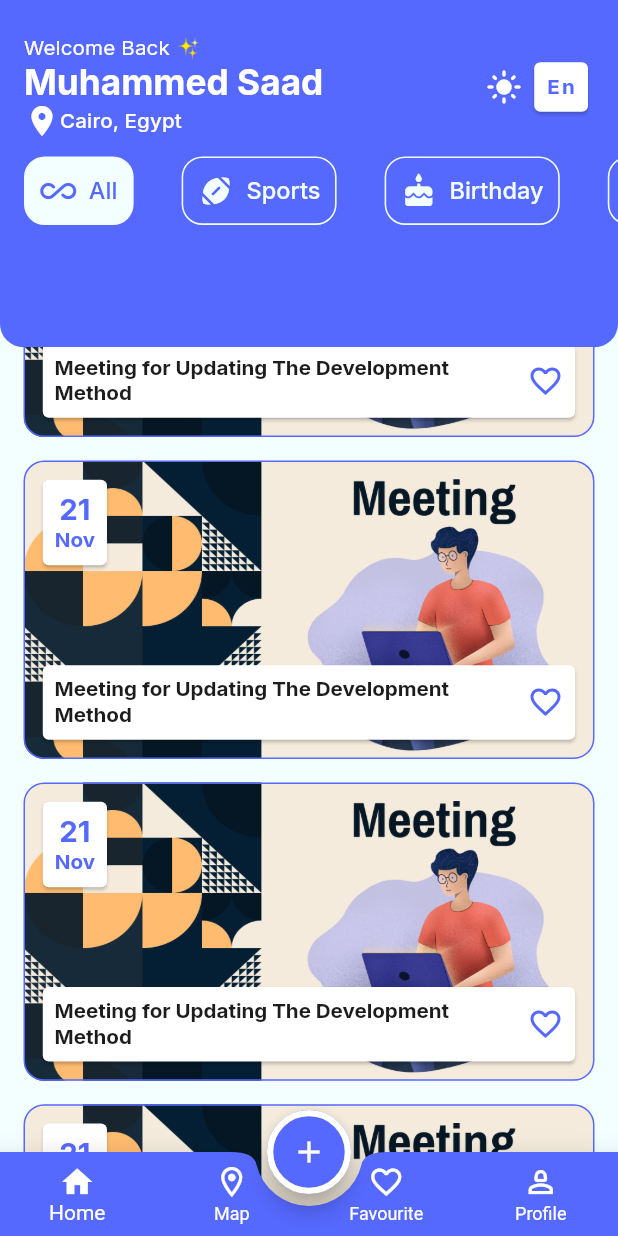
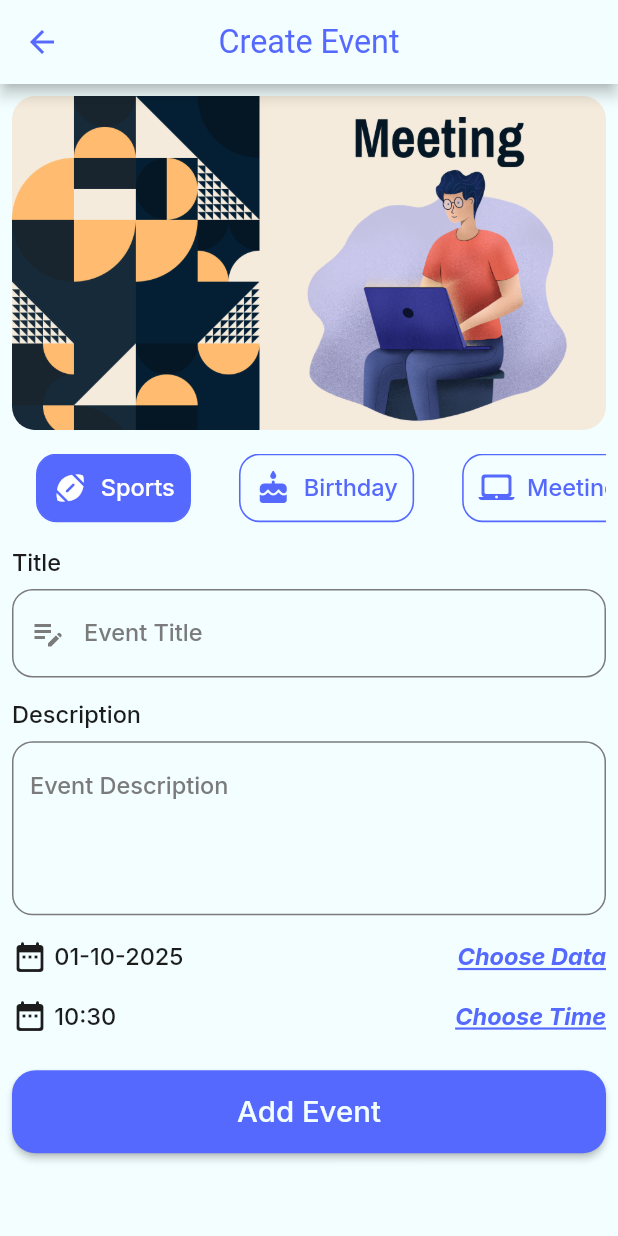
Before and after one commit to muhammedSaadX1/Evently-C16-Sun-Online, a Flutter app: the screen it shows after launch, scrolled down 576 dp, after a tap on the "add" icon, on a phone screen of 412 x 824 dp. Run offline on Flutter 3.47's test engine with Material 3 defaults, Android fonts, the phone set to English and light mode, and no system bars; our stand-ins replace flutter_screenutil, google_fonts.

Commit message:
finished evently ui

```diff
--- a/lib/config/theme/theme_manager.dart
+++ b/lib/config/theme/theme_manager.dart
@@ -54,6 +54,11 @@ class ThemeManager{
         fontWeight: FontWeight.w500,
         color: ColorsManager.grey,
       ),
+      hintStyle: GoogleFonts.inter(
+        fontSize: 16.sp,
+        fontWeight: FontWeight.w500,
+        color: ColorsManager.grey,
+      ),
 
       prefixIconColor: ColorsManager.grey,
       suffixIconColor: ColorsManager.grey,
@@ -76,6 +81,11 @@ class ThemeManager{
         color: ColorsManager.white,
         fontWeight: FontWeight.w400,
       ),
+      titleMedium:GoogleFonts.inter(
+        fontSize: 16.sp,
+        color: ColorsManager.black,
+        fontWeight: FontWeight.w500,
+      ) ,
       titleLarge:GoogleFonts.inter(
         fontSize: 24.sp,
         color: ColorsManager.white,
--- /dev/null
+++ b/lib/core/extensions/date_time_ex.dart
@@ -0,0 +1,23 @@
+import 'package:intl/intl.dart';
+
+extension DateTimeExtension on DateTime{
+  String get getMonthName{
+    DateFormat formatter = DateFormat("MMM");
+    return formatter.format(this );
+
+  }
+
+  String get getDay{
+    return day.toString();
+  }
+
+  String get toFormattedDate{
+
+  return DateFormat("dd-MM-yyyy").format(this);
+  }
+
+
+  String get toFormattedTime{
+    return DateFormat("hh:mm").format(this);
+}
+}
--- a/lib/core/routes_manager/app_routes.dart
+++ b/lib/core/routes_manager/app_routes.dart
@@ -2,4 +2,5 @@ abstract class AppRoutes{
   static const String login = '/login';
   static const String register = '/register';
   static const String mainLayout = '/mainLayout';
+  static const String createEvent = '/createEvent';
 }
--- a/lib/core/routes_manager/router.dart
+++ b/lib/core/routes_manager/router.dart
@@ -1,6 +1,7 @@
 import 'package:evently_sun_online/core/routes_manager/app_routes.dart';
 import 'package:evently_sun_online/features/auth/login/login.dart';
 import 'package:evently_sun_online/features/auth/register/register.dart';
+import 'package:evently_sun_online/features/create_event/create_event.dart';
 import 'package:evently_sun_online/features/main_layout/main_layout.dart';
 import 'package:flutter/cupertino.dart';
 import 'package:flutter/material.dart';
@@ -17,6 +18,9 @@ abstract class RoutesManager{
       case AppRoutes.mainLayout:{
         return CupertinoPageRoute(builder: (context)=> MainLayout());
       }
+      case AppRoutes.createEvent:{
+        return CupertinoPageRoute(builder: (context)=> CreateEvent());
+      }
     }
   }
 }
--- a/lib/core/widgets/custom_text_form_field.dart
+++ b/lib/core/widgets/custom_text_form_field.dart
@@ -5,9 +5,10 @@ import 'package:google_fonts/google_fonts.dart';
 
 class CustomTextFormField extends StatelessWidget {
   const CustomTextFormField(
-      {super.key, required this.labelText, this.prefixIcon, required this.keyboardType, this.suffixIcon, this.isSecure = false, this.validator, this.controller});
+      {super.key,  this.labelText,this.hintText, this.prefixIcon, required this.keyboardType, this.suffixIcon, this.isSecure = false, this.validator, this.controller, this.maxLines = 1});
 
-  final String labelText;
+  final String? labelText;
+  final String? hintText;
   final IconData? prefixIcon;
   final TextInputType keyboardType;
   final Widget? suffixIcon;
@@ -15,16 +16,19 @@ class CustomTextFormField extends StatelessWidget {
   final String? Function(String?)? validator;
 
   final TextEditingController? controller;
+  final int maxLines;
 
   @override
   Widget build(BuildContext context) {
     return TextFormField(
+      maxLines: maxLines,
       controller:controller,
       validator: validator,
       obscureText: isSecure,
       keyboardType: keyboardType,
       decoration: InputDecoration(
         labelText: labelText,
+        hintText: hintText,
         prefixIcon: prefixIcon == null ? null : Icon(prefixIcon),
         suffixIcon: suffixIcon,
       ),
--- a/lib/core/widgets/event_item.dart
+++ b/lib/core/widgets/event_item.dart
@@ -1,15 +1,32 @@
+import 'package:evently_sun_online/core/extensions/date_time_ex.dart';
 import 'package:evently_sun_online/core/resources/assets_manager.dart';
 import 'package:evently_sun_online/core/resources/colors_manager.dart';
 import 'package:evently_sun_online/models/event_model.dart';
 import 'package:flutter/material.dart';
 import 'package:flutter_screenutil/flutter_screenutil.dart';
 import 'package:google_fonts/google_fonts.dart';
+import 'package:intl/intl.dart';
 
 class EventItem extends StatelessWidget {
-  const EventItem({super.key, required this.event});
+   EventItem({super.key, required this.event});
 final EventModel event;
+List<String> months = [
+  "Jan",
+  "Feb",
+  "Mar",
+  "Apr",
+  "May",
+  "Jun",
+  "Jul",
+  "Agu",
+  "Sep",
+  "Oct",
+  "Nov",
+  "Dec"
+];
   @override
   Widget build(BuildContext context) {
+
     return Container(
       padding: REdgeInsets.all(8),
       margin: REdgeInsets.symmetric(horizontal: 16, vertical: 8),
@@ -32,8 +49,8 @@ borderRadius: BorderRadius.circular(14.r),
                 crossAxisAlignment: CrossAxisAlignment.center,
                 mainAxisAlignment: MainAxisAlignment.center,
                 children: [
-                  Text("21", style: GoogleFonts.inter(fontSize: 20.sp, fontWeight: FontWeight.bold, color: ColorsManager.blue),),
-                  Text("Nov", style: GoogleFonts.inter(fontSize: 14.sp, fontWeight: FontWeight.bold, color: ColorsManager.blue),),
+                  Text(event.dateTime.getDay, style: GoogleFonts.inter(fontSize: 20.sp, fontWeight: FontWeight.bold, color: ColorsManager.blue),),
+                  Text(event.dateTime.getMonthName, style: GoogleFonts.inter(fontSize: 14.sp, fontWeight: FontWeight.bold, color: ColorsManager.blue),),
                 ],
               ),
             ),
@@ -55,4 +72,6 @@ borderRadius: BorderRadius.circular(14.r),
       ),
     );
   }
+
+
 }
--- /dev/null
+++ b/lib/features/create_event/create_event.dart
@@ -0,0 +1,111 @@
+import 'package:evently_sun_online/core/extensions/date_time_ex.dart';
+import 'package:evently_sun_online/core/resources/assets_manager.dart';
+import 'package:evently_sun_online/core/resources/colors_manager.dart';
+import 'package:evently_sun_online/core/widgets/custom_elevated_button.dart';
+import 'package:evently_sun_online/core/widgets/custom_tab_bar.dart';
+import 'package:evently_sun_online/core/widgets/custom_text_button.dart';
+import 'package:evently_sun_online/core/widgets/custom_text_form_field.dart';
+import 'package:evently_sun_online/models/category_model.dart';
+import 'package:flutter/material.dart';
+import 'package:flutter_screenutil/flutter_screenutil.dart';
+
+class CreateEvent extends StatefulWidget {
+  const CreateEvent({super.key});
+
+  @override
+  State<CreateEvent> createState() => _CreateEventState();
+}
+
+class _CreateEventState extends State<CreateEvent> {
+  DateTime selectedDateTime = DateTime.now(); /// current date, current time
+  TimeOfDay selectedTimeTemp = TimeOfDay.now();
+
+  @override
+  Widget build(BuildContext context) {
+    return Scaffold(
+      appBar: AppBar(title: Text("Create Event")),
+      body: Padding(
+        padding: const EdgeInsets.all(8.0),
+        child: Column(
+          crossAxisAlignment: CrossAxisAlignment.stretch,
+          children: [
+            ClipRRect(
+              borderRadius: BorderRadius.circular(16.r),
+              child: Image.asset(ImageAssets.meeting),
+            ),
+            SizedBox(height: 16.h),
+            CustomTabBar(
+              categories: CategoryModel.categories,
+              selectedBgColor: ColorsManager.blue,
+              selectedFgColor: ColorsManager.white,
+              unSelectedBgColor: Colors.transparent,
+              unSelectedFgColor: ColorsManager.blue,
+            ),
+            SizedBox(height: 16.h),
+            Text("Title", style: Theme.of(context).textTheme.titleMedium),
+            SizedBox(height: 8.h),
+            CustomTextFormField(
+              hintText: "Event Title",
+              keyboardType: TextInputType.text,
+              prefixIcon: Icons.edit_note,
+            ),
+            SizedBox(height: 16.h),
+            Text("Description", style: Theme.of(context).textTheme.titleMedium),
+            SizedBox(height: 8.h),
+            CustomTextFormField(
+              hintText: "Event Description",
+              keyboardType: TextInputType.text,
+              maxLines: 4,
+            ),
+            SizedBox(height: 16.h),
+            Row(
+              children: [
+                Icon(Icons.date_range_rounded, color: ColorsManager.black),
+                SizedBox(width: 4.w),
+                Text(
+                 selectedDateTime.toFormattedDate,
+                  style: Theme.of(context).textTheme.titleMedium,
+                ),
+                Spacer(),
+                CustomTextButton(text: "Choose Data", onTap: _selectEventData),
+              ],
+            ),
+            SizedBox(height: 16.h),
+            Row(
+              children: [
+                Icon(Icons.date_range_rounded, color: ColorsManager.black),
+                SizedBox(width: 4.w),
+                Text(
+                 selectedDateTime.toFormattedTime,
+                  style: Theme.of(context).textTheme.titleMedium,
+                ),
+                Spacer(),
+                CustomTextButton(text: "Choose Time", onTap:_selectEventTime),
+
+              ],
+            ),
+            SizedBox(height: 24,),
+            CustomElevatedButton(text: "Add Event", onPress: (){})
+          ],
+        ),
+      ),
+    );
+  }
+
+  void _selectEventData() async{
+  selectedDateTime = await  showDatePicker(context: context, firstDate: DateTime.now(), lastDate: DateTime.now().add(Duration(days: 365))) ?? selectedDateTime;
+  selectedDateTime = selectedDateTime.copyWith(hour: selectedTimeTemp.hour, minute: selectedTimeTemp.minute);
+  print(selectedDateTime.toString());
+  setState(() {
+
+  });
+  }
+
+  void _selectEventTime() async{
+    selectedTimeTemp = await showTimePicker(context: context, initialTime: TimeOfDay.now()) ?? selectedTimeTemp;
+selectedDateTime = selectedDateTime.copyWith(hour: selectedTimeTemp.hour, minute: selectedTimeTemp.minute);
+  setState(() {
+
+  });
+  }
+}
--- a/lib/features/main_layout/home_tab/home_tab.dart
+++ b/lib/features/main_layout/home_tab/home_tab.dart
@@ -31,6 +31,7 @@ class _HomeTabState extends State<HomeTab> {
             borderRadius: BorderRadius.vertical(bottom: Radius.circular(16.r)),
           ),
           child: SafeArea(
+            bottom: false,
             child: Column(
               mainAxisAlignment: MainAxisAlignment.center,
               children: [
--- a/lib/features/main_layout/main_layout.dart
+++ b/lib/features/main_layout/main_layout.dart
@@ -1,4 +1,5 @@
 import 'package:evently_sun_online/core/resources/colors_manager.dart';
+import 'package:evently_sun_online/core/routes_manager/app_routes.dart';
 import 'package:evently_sun_online/features/main_layout/favourite_tab/favourite_tab.dart';
 import 'package:evently_sun_online/features/main_layout/home_tab/home_tab.dart';
 import 'package:evently_sun_online/features/main_layout/map_tab/map_tab.dart';
@@ -30,7 +31,9 @@ class _MainLayoutState extends State<MainLayout> {
   }
 
   Widget _buildFab() {
-    return FloatingActionButton(onPressed: () {}, child: Icon(Icons.add));
+    return FloatingActionButton(onPressed: () {
+      Navigator.pushNamed(context, AppRoutes.createEvent);
+    }, child: Icon(Icons.add));
   }
 
   BottomAppBar _buildBottomAppBar() {
--- a/pubspec.yaml
+++ b/pubspec.yaml
@@ -36,6 +36,7 @@ dependencies:
   cupertino_icons: ^1.0.8
   google_fonts: ^6.3.1
   flutter_screenutil: ^5.9.3
+  intl: ^0.20.2
 
 dev_dependencies:
   flutter_test:
```
Also changed, not shown: pubspec.lock.
